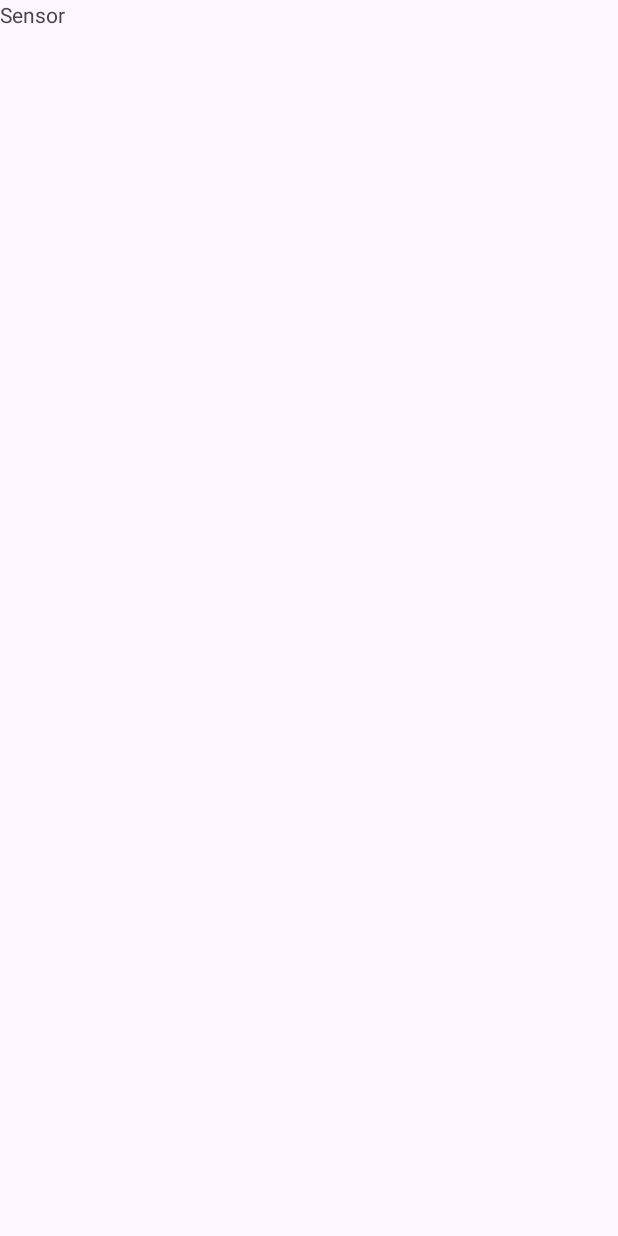
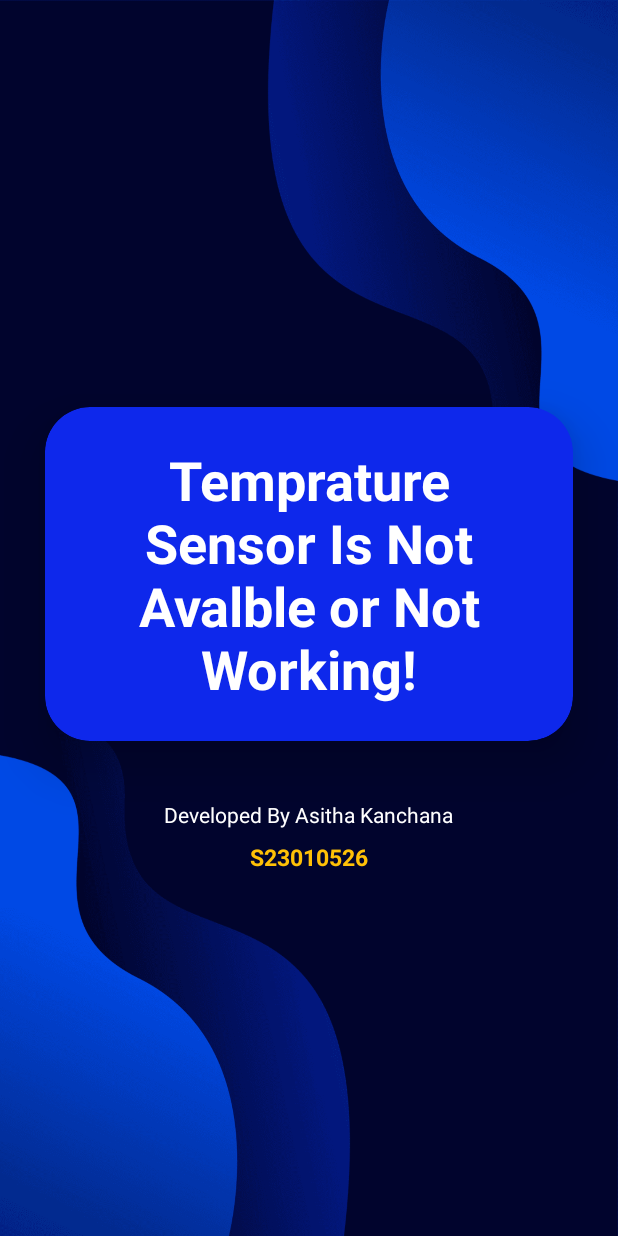
Before and after one commit to AsithaKanchana1/lab-activity-android-1, an Android app: the SensorActivity screen opened directly, with no data from a screen before it, on a phone screen of 412 x 824 dp. Before the commit the screen is almost empty. Run offline under Robolectric (Android 15) with nearby library versions, the phone set to English and light mode, and no system bars.

Commit message:
Compleated [Sensor Intergration(Completed),UI Implimentation(Compleated),Sensor Test && Overall Sensor UI Test(Compleated)]

```diff
--- a/app/src/main/AndroidManifest.xml
+++ b/app/src/main/AndroidManifest.xml
@@ -1,12 +1,16 @@
 <?xml version="1.0" encoding="utf-8"?>
 <manifest xmlns:android="http://schemas.android.com/apk/res/android"
     xmlns:tools="http://schemas.android.com/tools">
+
+<!--    Map Intigration-->
 
     <uses-permission android:name="android.permission.ACCESS_FINE_LOCATION"/>
     <uses-permission android:name="android.permission.INTERNET"/>
     <uses-permission android:name="android.permission.ACCESS_NETWORK_STATE"/>
     <uses-permission android:name="android.permission.ACCESS_COARSE_LOCATION"/>
-
+<!--Sensor Intigration-->
+    <uses-feature android:name="android.hardware.sensor.ambient_temperature" android:required="true" />
+<!--Other Parts-->
     <application
         android:allowBackup="true"
         android:dataExtractionRules="@xml/data_extraction_rules"
--- a/app/src/main/java/com/s23010526/asitha/SensorActivity.java
+++ b/app/src/main/java/com/s23010526/asitha/SensorActivity.java
@@ -8,17 +8,134 @@ import androidx.core.graphics.Insets;
 import androidx.core.view.ViewCompat;
 import androidx.core.view.WindowInsetsCompat;
 
-public class SensorActivity extends AppCompatActivity {
+//Sensor Imports
+
+import android.content.Context;
+import android.hardware.Sensor;
+import android.hardware.SensorEvent;
+import android.hardware.SensorEventListener;
+import android.hardware.SensorManager;
+import android.media.MediaPlayer;
+import android.widget.TextView;
+import android.widget.Toast;
+
+
+public class SensorActivity extends AppCompatActivity implements SensorEventListener {
+
+    private SensorManager sensorManager;
+    private Sensor tempSensor;
+    private TextView tvTemprature;
+
+    private final float TEMPRATURE_TRESHOLD = 26.0f;
+
+//    My Student Number Is S23010526 so last two Numbers are 26
+
+    private boolean isTempSensorAvailable;
+    private boolean isSoundPlaying = false;
+    private MediaPlayer mediaPlayer; // Declire Media Player
 
     @Override
     protected void onCreate(Bundle savedInstanceState) {
+        // onCreate method remains the same
         super.onCreate(savedInstanceState);
         EdgeToEdge.enable(this);
         setContentView(R.layout.activity_sensor);
+
+        tvTemprature = findViewById(R.id.tempLable);
+        sensorManager = (SensorManager) getSystemService(Context.SENSOR_SERVICE);
+
+
+        //check and get temprature sensor
+        if(sensorManager.getDefaultSensor(Sensor.TYPE_AMBIENT_TEMPERATURE) != null) {
+            tempSensor = sensorManager.getDefaultSensor(Sensor.TYPE_AMBIENT_TEMPERATURE);
+            isTempSensorAvailable = true;
+        }else {
+            tvTemprature.setText("Temprature Sensor Is Not Avalble or Not Working!");
+            isTempSensorAvailable = false;
+        }
+
+
         ViewCompat.setOnApplyWindowInsetsListener(findViewById(R.id.main), (v, insets) -> {
             Insets systemBars = insets.getInsets(WindowInsetsCompat.Type.systemBars());
             v.setPadding(systemBars.left, systemBars.top, systemBars.right, systemBars.bottom);
             return insets;
         });
     }
+
+    // onSensorChanged implimentation
+    @Override
+    public void onSensorChanged(SensorEvent event) {
+        if(event.sensor.getType() == Sensor.TYPE_AMBIENT_TEMPERATURE) {
+            float temprature = event.values[0];
+            tvTemprature.setText(String.format("%2f °C", temprature));
+
+
+//            checking wether the temprature value pass the tresh hold
+            if (temprature > TEMPRATURE_TRESHOLD && !isSoundPlaying){
+                playSound();
+            }
+        }
+
+    }
+
+
+    private void playSound() {
+        if (mediaPlayer == null) {
+            // media player with  offline audio clip
+            mediaPlayer = MediaPlayer.create(this, R.raw.audio_alanwalkerdremer);
+
+            if (mediaPlayer == null) {
+                // if media player creation failed then following will happend
+                isSoundPlaying = false;
+                Toast.makeText(this, "Error: Could not load audio.", Toast.LENGTH_SHORT).show();
+                return;
+            }
+        }
+        //reste sound before start
+
+        if (!mediaPlayer.isPlaying()) {
+            mediaPlayer.start();
+            isSoundPlaying = true;
+
+            mediaPlayer.setOnCompletionListener(mp -> {
+                isSoundPlaying = false;
+            });
+        }
+    }
+
+    // onAccuracyChanged methods
+    @Override
+    public void onAccuracyChanged(Sensor sensor, int accuracy) {
+
+    }
+
+
+
+    // onResume and onPause methods
+    @Override
+    protected void onResume() {
+        super.onResume();
+        if (isTempSensorAvailable) {
+            // Register the sensor listener
+            sensorManager.registerListener(this, tempSensor, SensorManager.SENSOR_DELAY_NORMAL);
+        }
+    }
+
+    @Override
+    protected void onPause() {
+        super.onPause();
+        if (isTempSensorAvailable) {
+            // Unregister the listener whn activity is not not in focus
+            sensorManager.unregisterListener(this);
+        }
+        // Stop and release the media player when the app is paused
+        if (mediaPlayer != null) {
+            if (mediaPlayer.isPlaying()) {
+                mediaPlayer.stop();
+            }
+            mediaPlayer.release();
+            mediaPlayer = null;
+            isSoundPlaying = false;
+        }
+    }
 }
--- a/app/src/main/res/layout/activity_sensor.xml
+++ b/app/src/main/res/layout/activity_sensor.xml
@@ -1,17 +1,65 @@
 <?xml version="1.0" encoding="utf-8"?>
-<androidx.constraintlayout.widget.ConstraintLayout xmlns:android="http://schemas.android.com/apk/res/android"
+<LinearLayout
+    xmlns:android="http://schemas.android.com/apk/res/android"
     xmlns:app="http://schemas.android.com/apk/res-auto"
     xmlns:tools="http://schemas.android.com/tools"
+
     android:id="@+id/main"
+    android:orientation="vertical"
+    android:gravity="center"
     android:layout_width="match_parent"
     android:layout_height="match_parent"
-    tools:context=".SensorActivity">
+    android:background="@drawable/bg_img2"
+    tools:context=".MainActivity">
+
+    <androidx.cardview.widget.CardView
+        android:layout_width="match_parent"
+        android:layout_height="wrap_content"
+        android:backgroundTint="@color/Blue2"
+        android:layout_margin="30dp"
+        app:cardCornerRadius="30dp"
+        app:cardElevation="20dp"
+        android:background="@drawable/custopm_edittext">
+
+        <LinearLayout
+            android:layout_width="match_parent"
+            android:layout_height="wrap_content"
+            android:orientation="vertical"
+            android:layout_gravity="center_horizontal"
+            android:padding="24dp">
+
+            <TextView
+                android:layout_width="match_parent"
+                android:layout_height="match_parent"
+                android:text="Temperature: &#45;&#45; °C"
+                android:id="@+id/tempLable"
+                android:textSize="36sp"
+                android:textAlignment="center"
+                android:textStyle="bold"
+                android:textColor="@color/white"/>
+        </LinearLayout>
+    </androidx.cardview.widget.CardView>
+    <TextView
+        android:layout_width="wrap_content"
+        android:layout_height="wrap_content"
+        android:padding="8dp"
+        android:text="Developed By Asitha Kanchana"
+        android:textSize="14sp"
+        android:textAlignment="center"
+        android:id="@+id/sinupText"
+        android:textColor="@color/white"
+        android:layout_marginTop="1dp"/>
 
     <TextView
-        android:id="@+id/textView3"
-        android:layout_width="wrap_content"
+        android:layout_width="match_parent"
         android:layout_height="wrap_content"
-        android:text="Sensor"
-        tools:layout_editor_absoluteX="152dp"
-        tools:layout_editor_absoluteY="253dp" />
-</androidx.constraintlayout.widget.ConstraintLayout>
+        android:text="S23010526"
+        android:id="@+id/sNumber"
+        android:textSize="15sp"
+        android:textAlignment="center"
+        android:textStyle="bold"
+        android:textColor="@color/yellow"/>
+</LinearLayout>
+
+<!--Last Edit 2025/06/15
+By Asitha Kanchana -->
```
